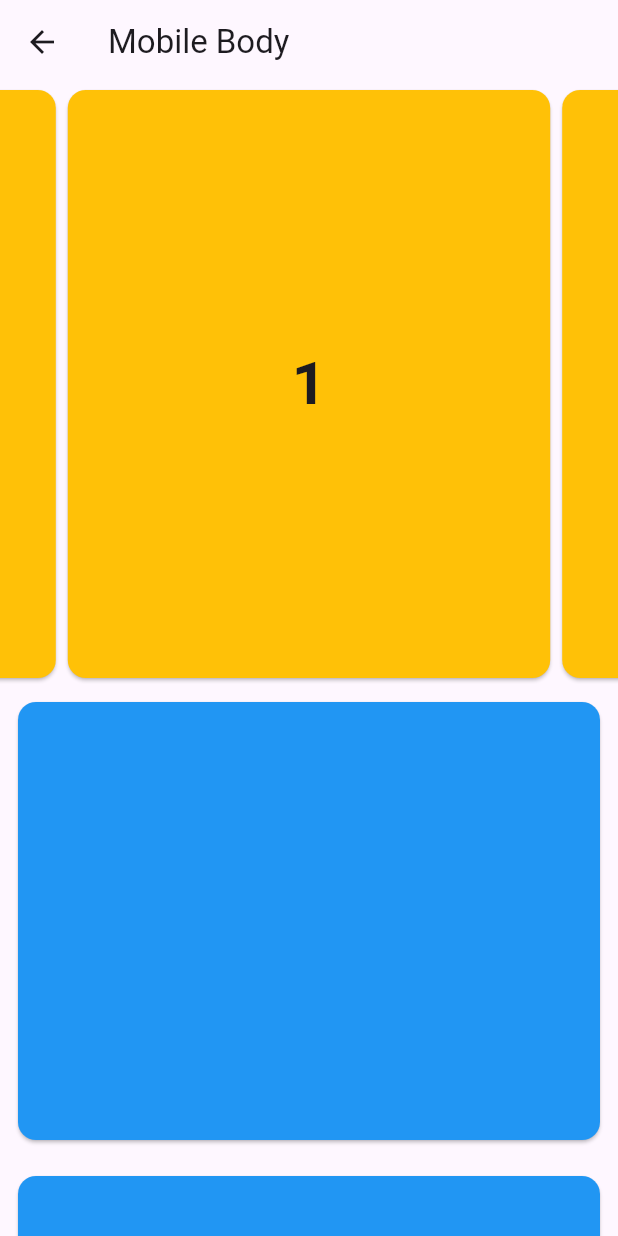
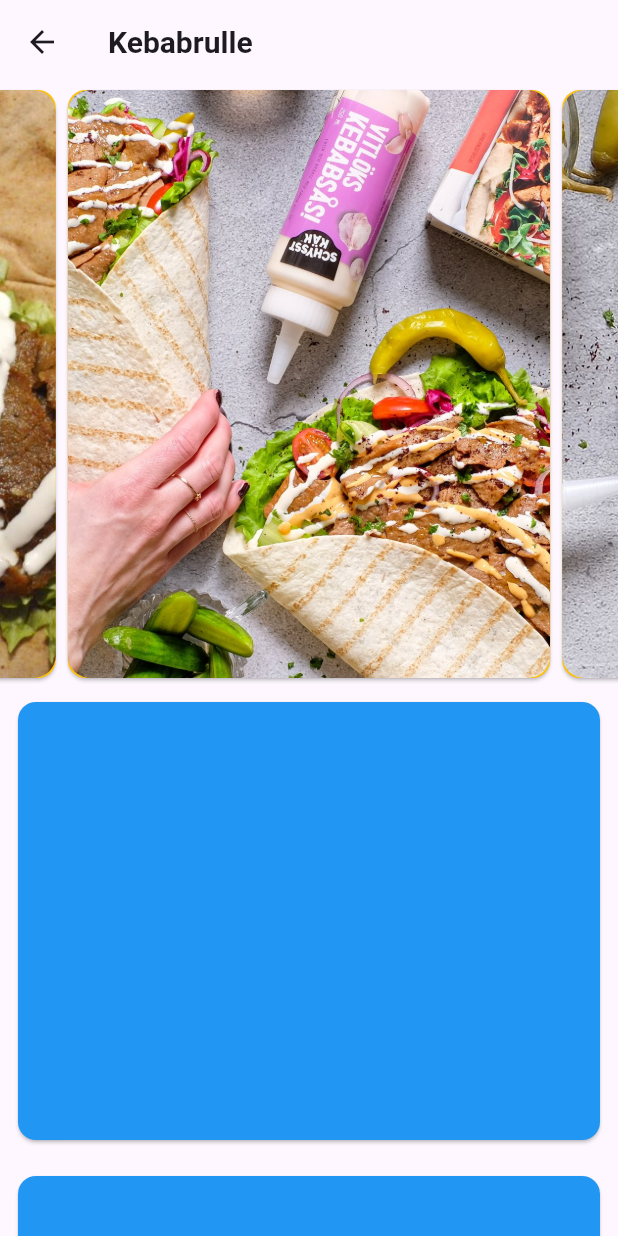
Before and after one commit to Bronziel/halfbaked, a Flutter app: the MobileBody screen opened directly, swiped to page 2, on a phone screen of 412 x 824 dp. Run offline on Flutter 3.47's test engine with Material 3 defaults, Android fonts, the phone set to English and light mode, and no system bars; drawn by our look-alikes of carousel_slider.

Commit message:
carousell for phone looks great

```diff
--- a/lib/addaptive/mobile_body.dart
+++ b/lib/addaptive/mobile_body.dart
@@ -1,17 +1,19 @@
 import 'package:flutter/material.dart';
 
 class MobileBody extends StatelessWidget {
+  final String appBarTitle;
   final Widget child;
   const MobileBody({
     super.key,
     required this.child,
+    this.appBarTitle = 'Mobile Body',
   });
 
   @override
   Widget build(BuildContext context) {
     return Scaffold(
       appBar: AppBar(
-        title: const Text('Mobile Body'),
+        title:  Text(appBarTitle,style: const TextStyle(fontSize: 20,fontWeight: FontWeight.bold),),
       ),
       body: child,
     );
--- a/lib/components/carousell/caro_mobile.dart
+++ b/lib/components/carousell/caro_mobile.dart
@@ -2,24 +2,20 @@ import 'package:flutter/material.dart';
 import 'package:carousel_slider/carousel_slider.dart';
 
 class CaroMobile extends StatelessWidget {
-  const CaroMobile({super.key});
+    const CaroMobile({super.key});
 
   @override
   Widget build(BuildContext context) {
+
     return SizedBox(
       height: 400,
       width: double.infinity,
       child: CarouselSlider(
-        items: const [
-          CaroItemMobile(
-            number: '1',
-          ),
-          CaroItemMobile(
-            number: '2',
-          ),
-          CaroItemMobile(
-            number: '3',
-          )
+        items:  [
+          CaroItemImageMobile(number: imagePathlist[0].imagePath),
+          CaroItemImageMobile(number: imagePathlist[1].imagePath),
+          CaroItemImageMobile(number: imagePathlist[2].imagePath),
+          CaroItemImageMobile(number: imagePathlist[3].imagePath),
         ],
         options: CarouselOptions(height: double.infinity),
       ),
@@ -49,3 +45,34 @@ class CaroItemMobile extends StatelessWidget {
     );
   }
 }
+
+class CaroItemImageMobile extends StatelessWidget {
+  final String number;
+   const CaroItemImageMobile({
+    required this.number,
+    super.key,
+  });
+
+  @override
+  Widget build(BuildContext context) {
+    return SizedBox(
+      child: Card(
+        color: Colors.amber,
+
+        child: ClipRRect( borderRadius: BorderRadius.circular(15),child: Image.asset(number,fit: BoxFit.cover,)),
+      ),
+    );
+  }
+}
+
+class ImagePath {
+  final String imagePath;
+  const ImagePath({required this.imagePath,});
+}
+
+List<ImagePath> imagePathlist = [
+  const ImagePath(imagePath: 'assets/kebab1.jpeg'),
+  const ImagePath(imagePath: 'assets/kebab3.jpg'),
+  const ImagePath(imagePath: 'assets/kebabrulle.jpg'),
+  const ImagePath(imagePath: 'assets/plants.jpg'),
+];
--- a/lib/pages/viewRecipe/view_recipe.dart
+++ b/lib/pages/viewRecipe/view_recipe.dart
@@ -14,7 +14,7 @@ class ViewRecipe extends StatelessWidget {
     //bool desktopScreen = 1400 < MediaQuery.sizeOf(context).width;
 
     if (mobileScreen) {
-      return const MobileBody(child: MobileRecipe());
+      return const MobileBody(appBarTitle: 'Kebabrulle',child: MobileRecipe());
     } else if (ipadScreen) {
       return const IpadBody(child: IpadRecipe());
     } else {
--- a/pubspec.yaml
+++ b/pubspec.yaml
@@ -61,7 +61,10 @@ flutter:
 
   # To add assets to your application, add an assets section, like this:
   assets:
-   - assets/
+    - assets/
+    - assets/plants.jpg
+
+
    #- images/a_dot_ham.jpeg
 
   # An image asset can refer to one or more resolution-specific "variants", see
```
